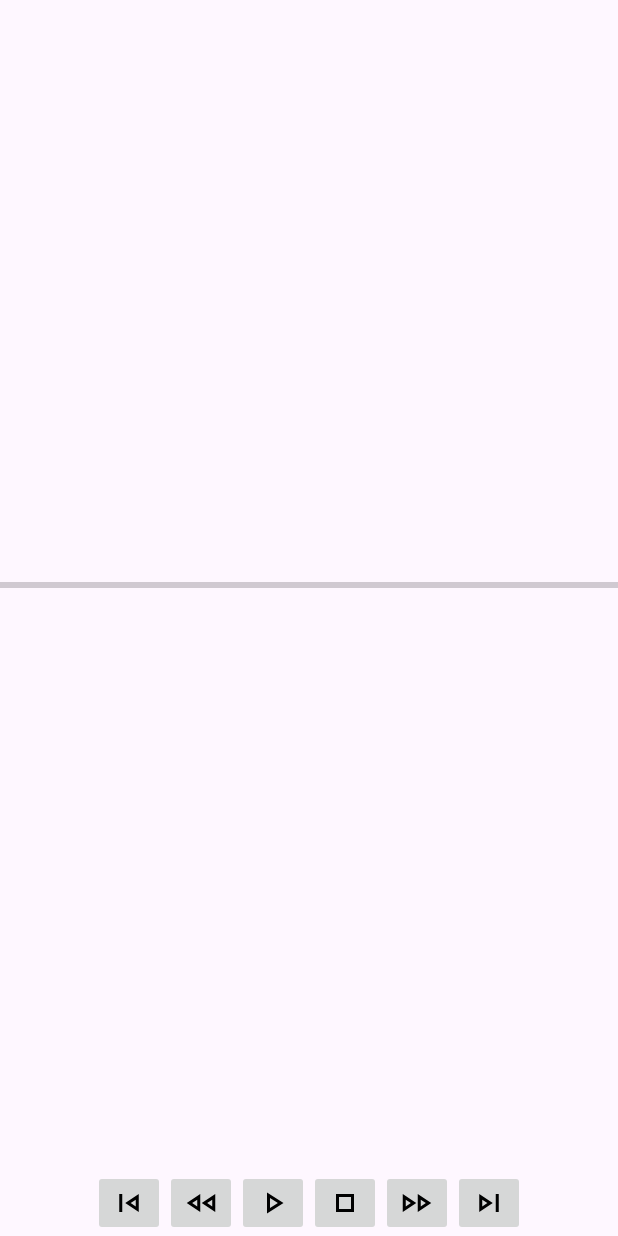
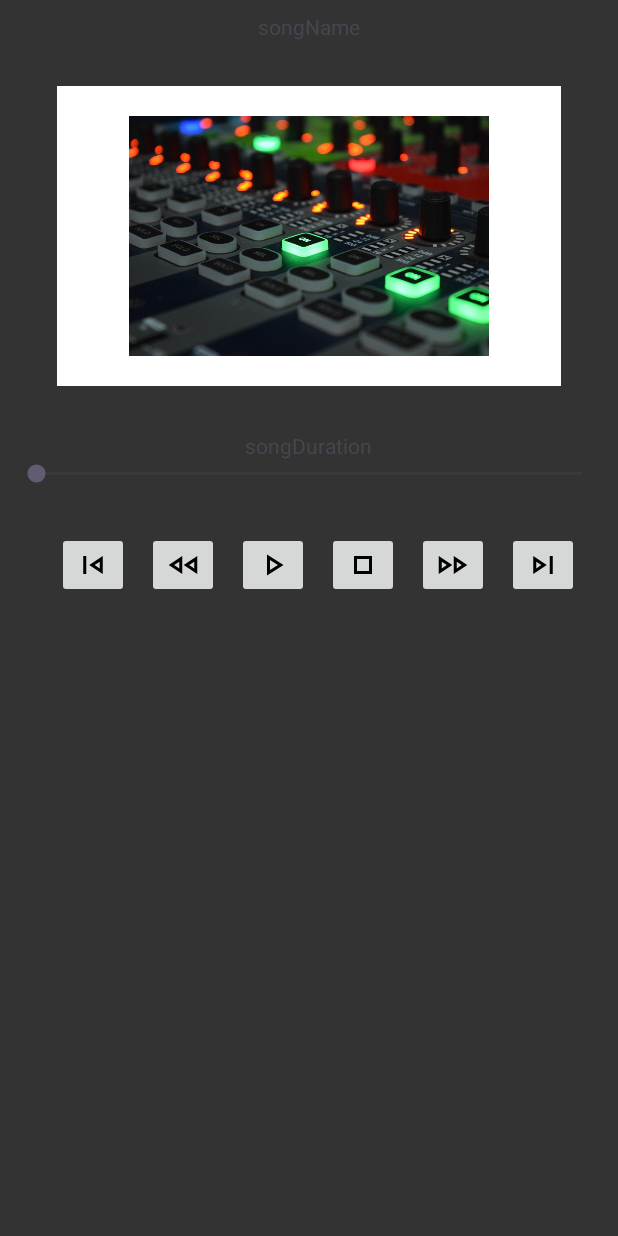
Before and after one commit to marcos1534/AppGasolinera, an Android app: the layout reproductor.xml on its own in the app's theme, with its tools: preview values and no code run, on a phone screen of 412 x 824 dp. Run offline under Robolectric (Android 15) with nearby library versions, the phone set to English and light mode, and no system bars.

Commit message:
Reproductor con su clase y su layout

```diff
--- a/src/main/AndroidManifest.xml
+++ b/src/main/AndroidManifest.xml
@@ -17,10 +17,10 @@
         tools:targetApi="31">
         <activity
             android:name=".MainActivity"
+            android:screenOrientation="portrait"
             android:exported="true">
             <intent-filter>
                 <action android:name="android.intent.action.MAIN" />
-
                 <category android:name="android.intent.category.LAUNCHER" />
             </intent-filter>
         </activity>
--- a/src/main/res/layout/reproductor.xml
+++ b/src/main/res/layout/reproductor.xml
@@ -1,72 +1,98 @@
 <?xml version="1.0" encoding="utf-8"?>
-<androidx.constraintlayout.widget.ConstraintLayout xmlns:android="http://schemas.android.com/apk/res/android"
-    xmlns:app="http://schemas.android.com/apk/res-auto"
+<LinearLayout xmlns:android="http://schemas.android.com/apk/res/android"
     xmlns:tools="http://schemas.android.com/tools"
+    android:id="@+id/container"
     android:layout_width="match_parent"
-    android:layout_height="match_parent">
+    android:layout_height="match_parent"
+    android:layout_gravity="center"
+    android:background="#333333"
+    android:orientation="vertical"
+    android:paddingBottom="@dimen/activity_vertical_margin"
+    android:paddingLeft="@dimen/activity_horizontal_margin"
+    android:paddingRight="@dimen/activity_horizontal_margin"
+    android:paddingTop="@dimen/activity_vertical_margin" >
+
+    <TextView
+        android:id="@+id/songName"
+        android:layout_width="wrap_content"
+        android:layout_height="wrap_content"
+        android:layout_gravity="center"
+        android:text="songName" />
+
+    <ImageView
+        android:id="@+id/mp3Image"
+        android:layout_width="match_parent"
+        android:layout_height="200dp"
+        android:padding="20dp"
+        android:src="@drawable/musica"
+        android:background="#ffffff"
+        android:layout_margin="30dp" />
+
+    <TextView
+        android:id="@+id/songDuration"
+        android:layout_width="wrap_content"
+        android:layout_height="wrap_content"
+        android:layout_gravity="center"
+        android:text="songDuration" />
+
+    <SeekBar
+        android:id="@+id/seekBar"
+        android:layout_width="match_parent"
+        android:layout_height="wrap_content" />
 
     <LinearLayout
         android:layout_width="match_parent"
-        android:layout_height="match_parent"
-        android:orientation="vertical">
+        android:layout_height="wrap_content"
+        android:layout_marginTop="30dp"
+        android:gravity="center_horizontal"
+        android:orientation="horizontal">
 
-        <ProgressBar
-            android:id="@+id/progressBar2"
-            style="?android:attr/progressBarStyleHorizontal"
-            android:layout_width="match_parent"
-            android:layout_height="0dp"
-            android:layout_weight="1"
-            android:layout_gravity="center" />
-
-        <LinearLayout
+        <ImageButton
+            android:id="@+id/btnCancionAnterior"
             android:layout_width="wrap_content"
             android:layout_height="wrap_content"
-            android:orientation="horizontal"
-            android:layout_gravity="center"
-            tools:ignore="RtlCompat">
-
-            <ImageButton
-                android:id="@+id/imageButton"
-                android:layout_width="wrap_content"
-                android:layout_height="wrap_content"
-                android:layout_weight="1"
+            android:layout_marginLeft="12dp"
+            android:onClick="backSong"
             android:src="@drawable/cancion_anterior" />
 
         <ImageButton
-                android:id="@+id/imageButton2"
+            android:id="@+id/btnDecelerarCancion"
             android:layout_width="wrap_content"
             android:layout_height="wrap_content"
-                android:layout_weight="1"
+            android:layout_marginLeft="12dp"
+            android:onClick="rewind"
             android:src="@drawable/decelerar_musica" />
 
         <ImageButton
-                android:id="@+id/imageButton3"
+            android:id="@+id/btnPlayCancion"
             android:layout_width="wrap_content"
-                android:layout_height="match_parent"
-                android:layout_weight="1"
+            android:layout_height="wrap_content"
+            android:layout_marginLeft="12dp"
+            android:onClick="play"
             android:src="@drawable/reproducir_musica" />
 
         <ImageButton
-                android:id="@+id/imageButton4"
+            android:id="@+id/btnPararCancion"
             android:layout_width="wrap_content"
             android:layout_height="wrap_content"
-                android:layout_weight="1"
+            android:layout_marginLeft="12dp"
+            android:onClick="stop"
             android:src="@drawable/parar_musica" />
 
         <ImageButton
-                android:id="@+id/imageButton5"
+            android:id="@+id/btnAcelerarCancion"
             android:layout_width="wrap_content"
             android:layout_height="wrap_content"
-                android:layout_weight="1"
+            android:layout_marginLeft="12dp"
+            android:onClick="forward"
             android:src="@drawable/acelerar_musica" />
 
         <ImageButton
-                android:id="@+id/imageButton6"
+            android:id="@+id/btnSiguienteCancion"
             android:layout_width="wrap_content"
             android:layout_height="wrap_content"
-                android:layout_weight="1"
+            android:layout_marginLeft="12dp"
+            android:onClick="nextSong"
             android:src="@drawable/proxima_cancion" />
     </LinearLayout>
 </LinearLayout>
-
-</androidx.constraintlayout.widget.ConstraintLayout>
```
Also changed, not shown: src/main/java/com/example/appgasolinera/AndroidMediaPlayerApp.java (added, +100 -0 lines), src/main/java/com/example/appgasolinera/Cancion.java (added, +40 -0 lines), src/main/res/drawable/musica.jpg (added), 5 other files. Lines whose indentation alone changed are shown as unchanged.
